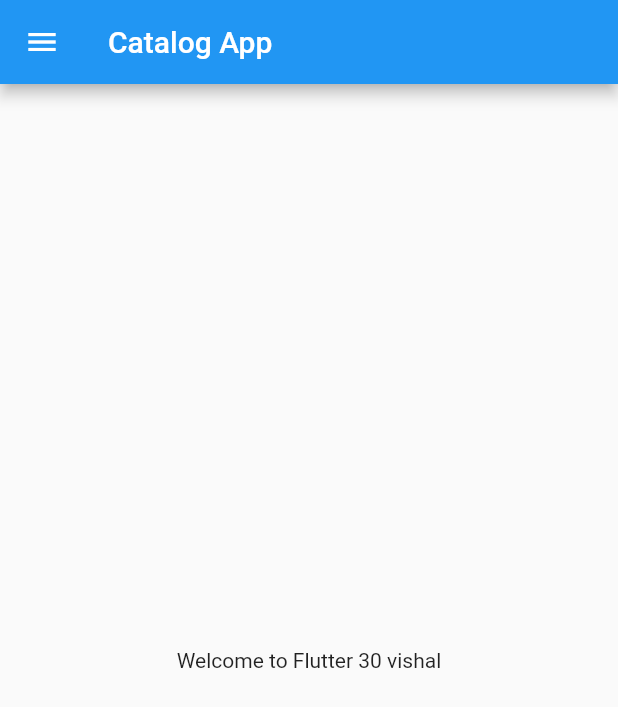
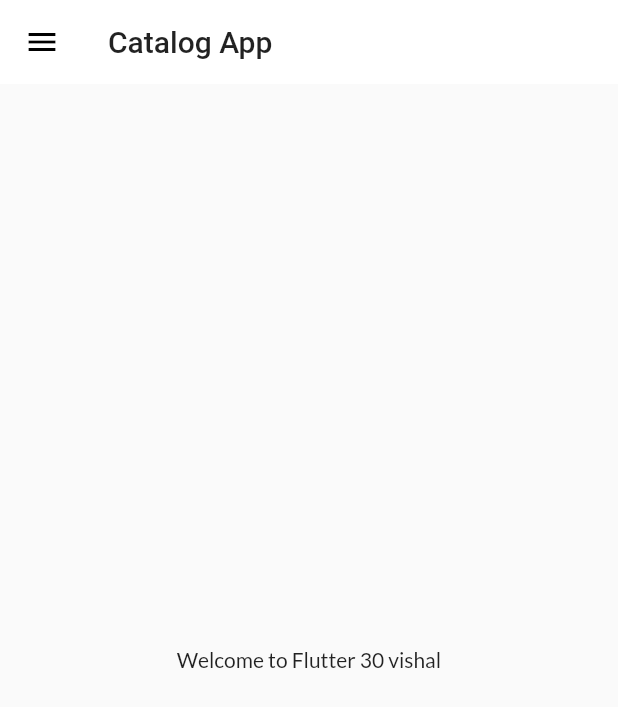
Before and after one commit to Githubsaveme/flutterlearn, a Flutter app: the screen it shows after launch, on a phone screen of 412 x 824 dp. Shown: the top 707 px of the screen. Run offline on Flutter 3.47's test engine with Material 2 defaults, Android fonts, the phone set to English and light mode, and no system bars; our stand-ins replace google_fonts; missing offline and left inert: dart:html.

Commit message:
ThemeData Change

```diff
--- a/lib/main.dart
+++ b/lib/main.dart
@@ -3,6 +3,7 @@
 import 'package:flutter/material.dart';
 import 'package:flutter_catalog/pages/home_page.dart';
 import 'package:flutter_catalog/utils/routes.dart';
+import 'package:flutter_catalog/widgets/theme.dart';
 import 'package:google_fonts/google_fonts.dart';
 import 'package:flutter_catalog/pages/login_page.dart';
 
@@ -16,11 +17,12 @@ class Catalog extends StatelessWidget {
   Widget build(BuildContext context) {
     return MaterialApp(
       themeMode: ThemeMode.light,
+      theme: MyTheme.lightTheme(context),
+      darkTheme:MyTheme.darkTheme(context),
 
-     // debugShowCheckedModeBanner: false,
-        darkTheme: ThemeData(
-        brightness: Brightness.dark,
-      ),
+     //debug badge remove
+      debugShowCheckedModeBanner: false,
+
       initialRoute: MyRoutes.homeRoute,
       routes: {
         "/": (context) => LoginPage(),
--- a/lib/widgets/theme.dart
+++ b/lib/widgets/theme.dart
@@ -1,5 +1,3 @@
-import 'dart:js';
-
 import 'package:flutter/material.dart';
 import 'package:google_fonts/google_fonts.dart';
 
@@ -11,6 +9,10 @@ class MyTheme {
         color: Colors.white,
         elevation: 0.0,
         iconTheme: IconThemeData(color: Colors.black),
-        textTheme: Theme.of(context).textTheme,
+        toolbarTextStyle: Theme.of(context).textTheme.bodyText2, titleTextStyle: Theme.of(context).textTheme.headline6,
       ));
+        static ThemeData darkTheme(BuildContext context) => ThemeData(
+          brightness: Brightness.dark
+      );
+
 }
```
